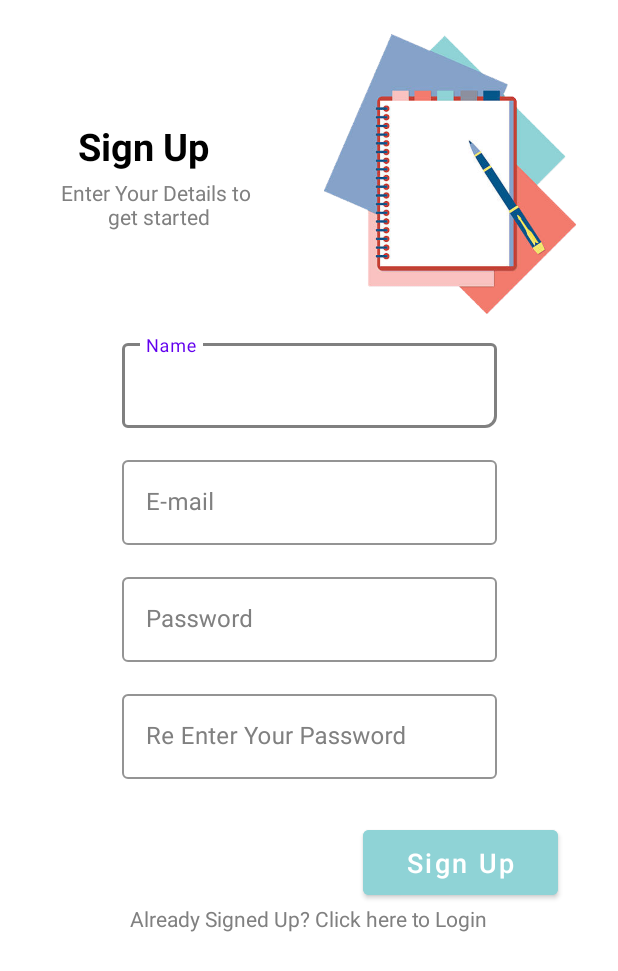
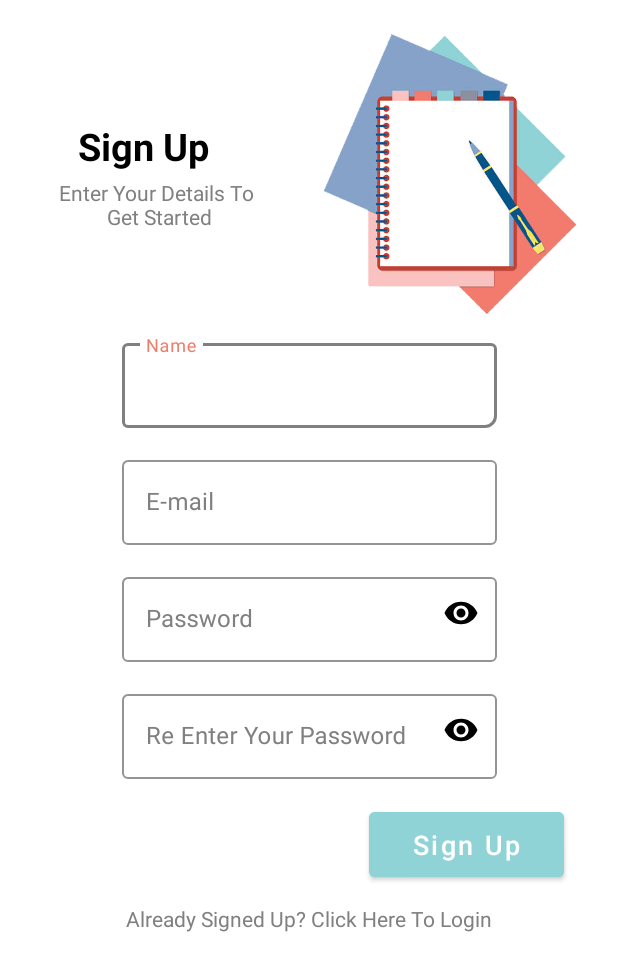
Before and after one commit to PrashannaR/myDailyJournal-, an Android app: the SignUp screen opened directly, with no data from a screen before it, on a phone screen of 412 x 824 dp. Shown: the top 971 px of the screen. Run offline under Robolectric (Android 15) with nearby library versions, the light colour scheme and no system bars.

Commit message:
SignUp Validation

```diff
--- a/app/src/main/java/com/example/mydailyjournal/Login.java
+++ b/app/src/main/java/com/example/mydailyjournal/Login.java
@@ -21,6 +21,7 @@ public class Login extends AppCompatActivity {
             @Override
             public void onClick(View view) {
                 startActivity(new Intent(Login.this, SignUp.class));
+                finish();
             }
         });
     }
--- a/app/src/main/res/layout/activity_login.xml
+++ b/app/src/main/res/layout/activity_login.xml
@@ -97,7 +97,7 @@
         android:id="@+id/btnLogin"
         android:layout_width="130dp"
         android:layout_height="55dp"
-        android:layout_marginTop="40dp"
+        android:layout_marginTop="28dp"
         android:layout_marginEnd="16dp"
         android:backgroundTint="@color/pink"
         android:text="@string/login"
@@ -111,7 +111,7 @@
         android:id="@+id/click"
         android:layout_width="wrap_content"
         android:layout_height="wrap_content"
-        android:layout_marginTop="44dp"
+        android:layout_marginTop="20dp"
         android:text="@string/tapSingUp"
         android:textColor="@color/grey"
         app:layout_constraintEnd_toEndOf="parent"
--- a/app/src/main/res/layout/activity_sign_up.xml
+++ b/app/src/main/res/layout/activity_sign_up.xml
@@ -109,7 +109,7 @@
             android:hint="@string/password"
             android:textColorHint="@color/grey"
             app:boxStrokeColor="@color/grey"
-            app:endIconMode="clear_text"
+            app:endIconMode="password_toggle"
             app:endIconTint="@color/black"
             app:layout_constraintEnd_toEndOf="parent"
             app:layout_constraintStart_toStartOf="parent"
@@ -119,7 +119,9 @@
                 android:id="@+id/passwordEditText"
                 android:layout_width="250dp"
                 android:layout_height="wrap_content"
-                android:inputType="textEmailAddress"
+                android:singleLine="true"
+                android:nextFocusForward="@id/rePasswordEditText"
+                android:inputType="textPassword"
                 android:textColor="@color/black" />
         </com.google.android.material.textfield.TextInputLayout>
 
@@ -132,7 +134,7 @@
             android:hint="@string/rePw"
             android:textColorHint="@color/grey"
             app:boxStrokeColor="@color/grey"
-            app:endIconMode="clear_text"
+            app:endIconMode="password_toggle"
             app:endIconTint="@color/black"
             app:layout_constraintEnd_toEndOf="parent"
             app:layout_constraintStart_toStartOf="parent"
@@ -141,8 +143,9 @@
             <com.google.android.material.textfield.TextInputEditText
                 android:id="@+id/rePasswordEditText"
                 android:layout_width="250dp"
+                android:imeOptions="actionDone"
                 android:layout_height="wrap_content"
-                android:inputType="textEmailAddress"
+                android:inputType="textPassword"
                 android:textColor="@color/black" />
         </com.google.android.material.textfield.TextInputLayout>
 
@@ -150,8 +153,8 @@
             android:id="@+id/btnSignUp"
             android:layout_width="130dp"
             android:layout_height="55dp"
-            android:layout_marginTop="28dp"
-            android:layout_marginEnd="40dp"
+            android:layout_marginTop="16dp"
+            android:layout_marginEnd="36dp"
             android:backgroundTint="@color/green"
             android:text="@string/sign_up"
             android:textAlignment="center"
@@ -166,6 +169,7 @@
             android:layout_height="wrap_content"
             android:text="@string/click"
             android:textColor="@color/grey"
+            android:layout_marginTop="12dp"
             app:layout_constraintTop_toBottomOf="@id/btnSignUp"
             app:layout_constraintStart_toStartOf="parent"
             app:layout_constraintEnd_toEndOf="parent"/>
--- a/app/src/main/res/values/strings.xml
+++ b/app/src/main/res/values/strings.xml
@@ -5,13 +5,13 @@
     <string name="desc">A friend to accompany your thoughts</string>
     <string name="login">Login</string>
     <string name="sign_up">Sign Up</string>
-    <string name="enter">Enter Your Details to\n get started</string>
+    <string name="enter">Enter Your Details To\n Get Started</string>
     <string name="name">Name</string>
     <string name="phone_number">Phone Number</string>
     <string name="e_mail">E-mail</string>
     <string name="password">Password</string>
     <string name="rePw">Re Enter Your Password</string>
-    <string name="click">Already Signed Up? Click here to Login</string>
-    <string name="enterLogin">Enter Your Login Credentials\n to Continue</string>
+    <string name="click">Already Signed Up? Click Here To Login</string>
+    <string name="enterLogin">Enter Your Login\n Credentials To Continue</string>
     <string name="tapSingUp">Not Registered Yet? Tap Here To Sign Up</string>
 </resources>
--- a/app/src/main/res/values/themes.xml
+++ b/app/src/main/res/values/themes.xml
@@ -2,7 +2,7 @@
     <!-- Base application theme. -->
     <style name="Theme.MyDailyJournal" parent="Theme.MaterialComponents.DayNight.NoActionBar">
         <!-- Primary brand color. -->
-        <item name="colorPrimary">@color/purple_500</item>
+        <item name="colorPrimary">@color/pink</item>
         <item name="colorPrimaryVariant">@color/blue</item>
         <item name="colorOnPrimary">@color/white</item>
         <!-- Secondary brand color. -->
```
Also changed, not shown: app/src/main/java/com/example/mydailyjournal/SignUp.java (+63 -0 lines).
